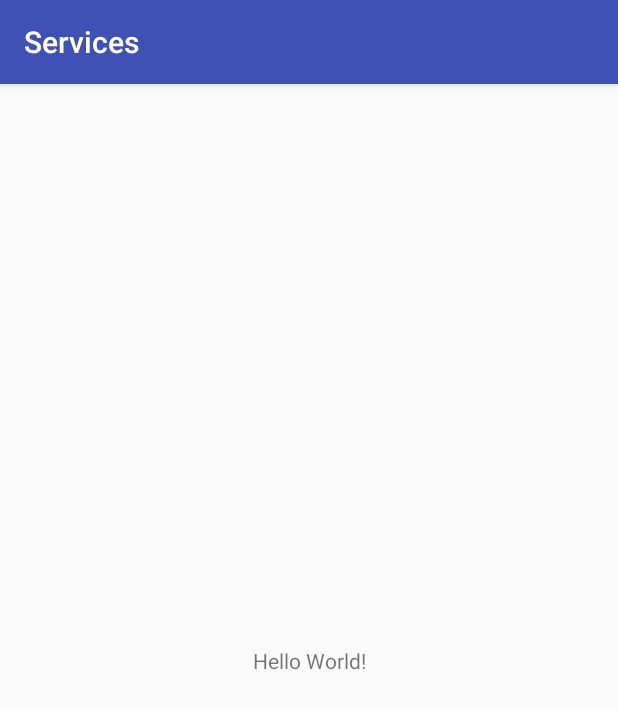
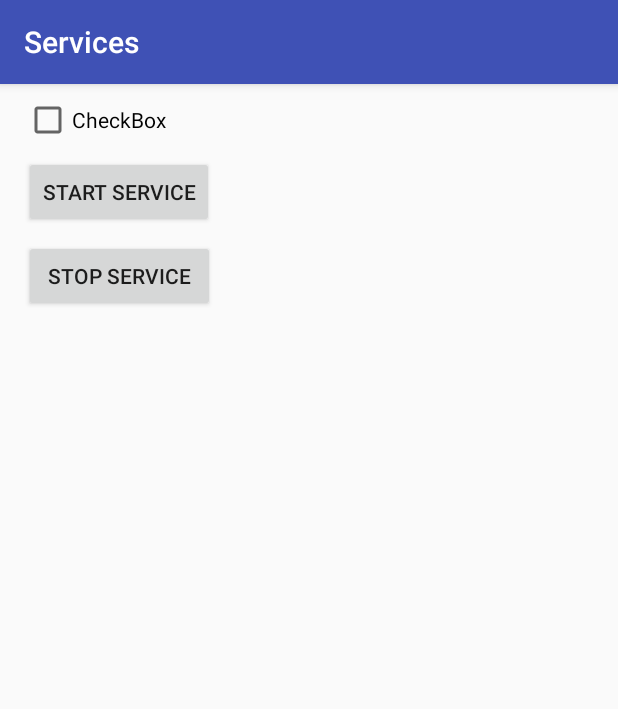
Before and after one commit to KadirKuruca/Services, an Android app: the screen it shows after launch (MainActivity), on a phone screen of 412 x 824 dp. Shown: the top 709 px of the screen. Run offline under Robolectric (Android 15) with nearby library versions, the phone set to English and light mode, and no system bars.

Commit message:
Started Servis ile servis açma ve kapama işlemi yapıldı.

```diff
--- a/app/src/main/AndroidManifest.xml
+++ b/app/src/main/AndroidManifest.xml
@@ -16,6 +16,7 @@
                 <category android:name="android.intent.category.LAUNCHER" />
             </intent-filter>
         </activity>
+        <service android:name=".MyStartedService"></service>
     </application>
 
 </manifest>
--- a/app/src/main/res/layout/activity_main.xml
+++ b/app/src/main/res/layout/activity_main.xml
@@ -6,13 +6,35 @@
     android:layout_height="match_parent"
     tools:context="com.kadirkuruca.services.MainActivity">
 
-    <TextView
+    <Button
+        android:onClick="startService"
+        android:id="@+id/button"
         android:layout_width="wrap_content"
         android:layout_height="wrap_content"
-        android:text="Hello World!"
-        app:layout_constraintBottom_toBottomOf="parent"
+        android:layout_marginLeft="16dp"
+        android:layout_marginTop="8dp"
+        android:text="start service"
         app:layout_constraintLeft_toLeftOf="parent"
-        app:layout_constraintRight_toRightOf="parent"
+        app:layout_constraintTop_toBottomOf="@+id/checkBox" />
+
+    <Button
+        android:id="@+id/button2"
+        android:layout_width="127dp"
+        android:layout_height="wrap_content"
+        android:layout_marginLeft="16dp"
+        android:layout_marginTop="8dp"
+        android:text="stop service"
+        android:onClick="stopService"
+        app:layout_constraintLeft_toLeftOf="parent"
+        app:layout_constraintTop_toBottomOf="@+id/button" />
+
+    <CheckBox
+        android:id="@+id/checkBox"
+        android:layout_width="wrap_content"
+        android:layout_height="wrap_content"
+        android:layout_marginLeft="16dp"
+        android:layout_marginTop="8dp"
+        android:text="CheckBox"
+        app:layout_constraintLeft_toLeftOf="parent"
         app:layout_constraintTop_toTopOf="parent" />
-
 </android.support.constraint.ConstraintLayout>
```
Also changed, not shown: app/src/main/java/com/kadirkuruca/services/MainActivity.java (+13 -0 lines), app/src/main/java/com/kadirkuruca/services/MyStartedService.java (added, +54 -0 lines), 1 other file.
